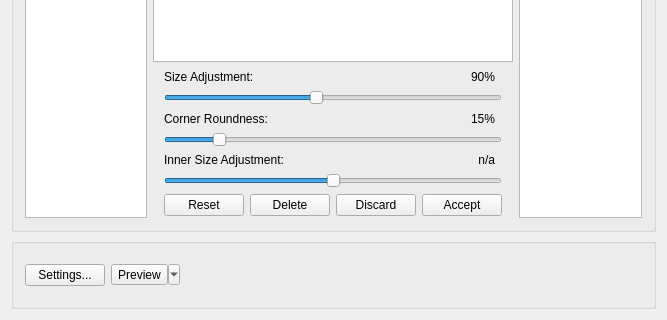
tobiasvogel/GerberStencilGenerator, file gerberstencilgenerator.ui: the form before one commit; both pictures show x 0 to 667 and y 208 to 528 of the 667 by 528 pixel window.
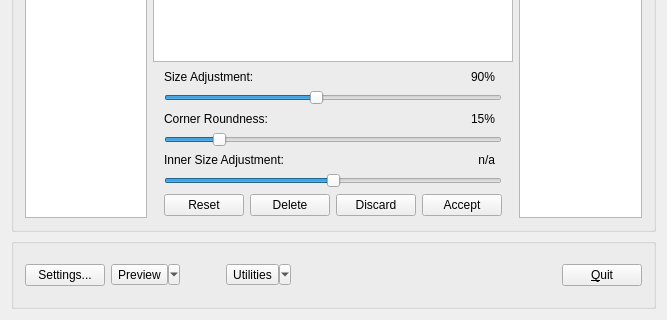
The form after the commit. Icons and pictures are not drawn. Custom widgets are drawn as their Qt base class.

Commit message: Added Utilities -Dialogs, -Button and -Fuctions

```diff
--- a/gerberstencilgenerator.ui
+++ b/gerberstencilgenerator.ui
@@ -478,6 +478,39 @@
         </property>
        </widget>
       </item>
+      <item>
+       <spacer name="betweenButtonSpacer">
+        <property name="orientation">
+         <enum>Qt::Horizontal</enum>
+        </property>
+        <property name="sizeType">
+         <enum>QSizePolicy::Preferred</enum>
+        </property>
+        <property name="sizeHint" stdset="0">
+         <size>
+          <width>40</width>
+          <height>20</height>
+         </size>
+        </property>
+       </spacer>
+      </item>
+      <item>
+       <widget class="QToolButton" name="utilitiesButton">
+        <property name="text">
+         <string>Utilities</string>
+        </property>
+        <property name="icon">
+         <iconset resource="resources.qrc">
+          <normaloff>:/res/toolbox</normaloff>:/res/toolbox</iconset>
+        </property>
+        <property name="popupMode">
+         <enum>QToolButton::MenuButtonPopup</enum>
+        </property>
+        <property name="toolButtonStyle">
+         <enum>Qt::ToolButtonTextBesideIcon</enum>
+        </property>
+       </widget>
+      </item>
       <item>
        <spacer name="horizontalSpacer">
         <property name="orientation">
@@ -491,6 +524,17 @@
         </property>
        </spacer>
       </item>
+      <item>
+       <widget class="QPushButton" name="quitButton">
+        <property name="text">
+         <string>&amp;Quit</string>
+        </property>
+        <property name="icon">
+         <iconset resource="resources.qrc">
+          <normaloff>:/res/exit</normaloff>:/res/exit</iconset>
+        </property>
+       </widget>
+      </item>
      </layout>
     </widget>
    </item>
```
The commit also changes 12 other files.
